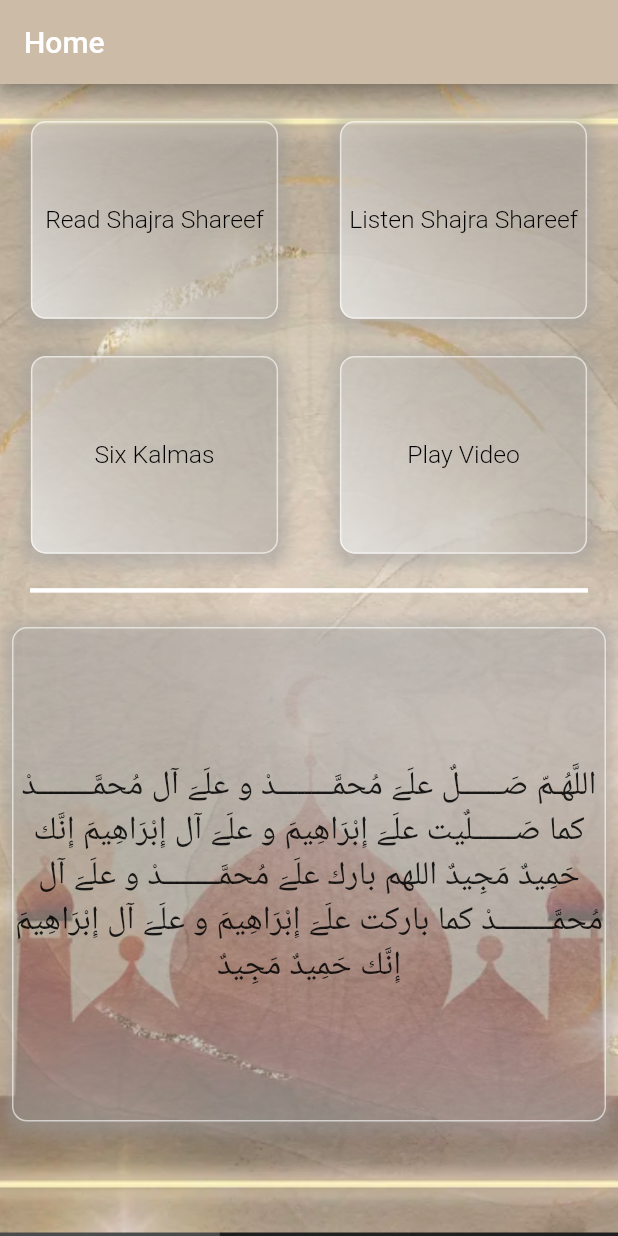
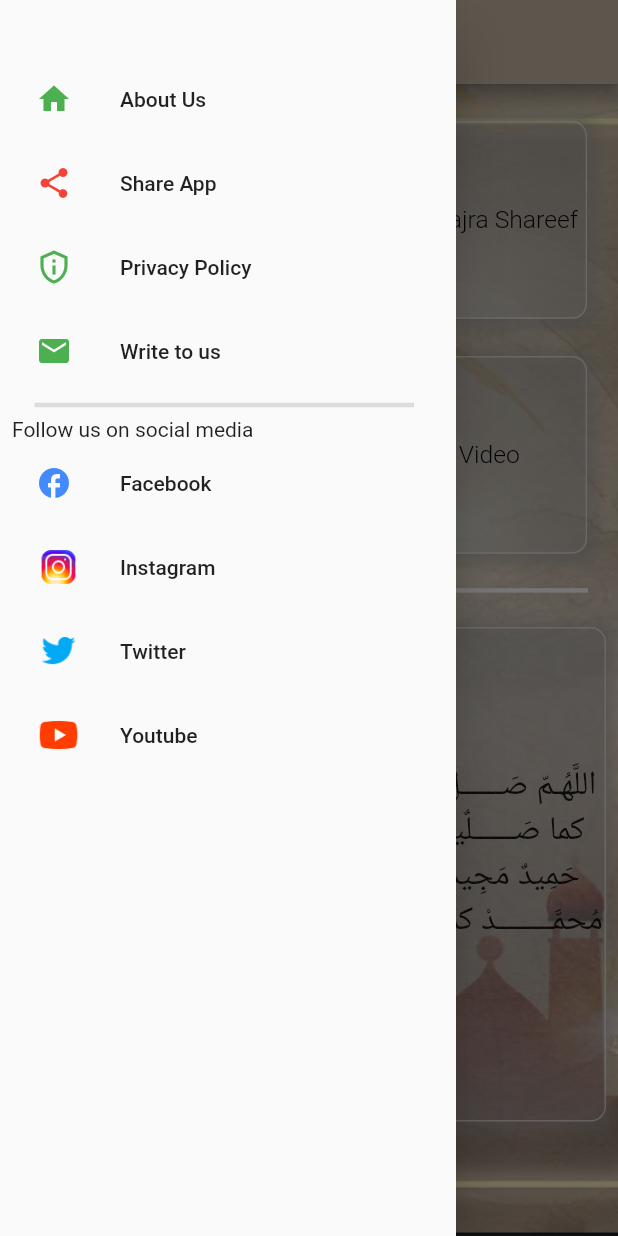
Before and after one commit to Raxa93/shajra_sharif, a Flutter app: the screen it shows after launch, with the side drawer open (before the commit the screen has no drawer), on a phone screen of 412 x 824 dp. Run offline on Flutter 3.47's test engine with Material 2 defaults, Android fonts, the phone set to English and light mode, and no system bars; our stand-ins replace audioplayers, carousel_slider, chewie, video_player.

Commit message:
Drawer added

```diff
--- /dev/null
+++ b/lib/custom_widgets/nav_drawer.dart
@@ -0,0 +1,124 @@
+
+
+
+
+import 'package:flutter/cupertino.dart';
+import 'package:flutter/material.dart';
+import 'package:shajra_shareef/screen/about_us.dart';
+import 'package:url_launcher/url_launcher.dart';
+
+class CustomNavBar extends StatelessWidget {
+  final String subject = 'Shajra Shareef';
+   const CustomNavBar({Key? key}) : super(key: key);
+
+  @override
+  Widget build(BuildContext context) {
+    return Drawer(
+      child: Padding(
+        padding: const EdgeInsets.all(8.0),
+        child: ListView(
+          padding: EdgeInsets.zero,
+
+          children: <Widget>[
+          const SizedBox(height: 30,),
+            ListTile(
+              leading: const Icon(Icons.home,color: Colors.green),
+              title: const Text('About Us'),
+              onTap: () {
+                Navigator.push(
+                    context,
+                    CupertinoPageRoute(
+                        builder: (BuildContext context) => const AboutUs()));
+              },
+            ),
+            ListTile(
+              leading: const Icon(Icons.share,color: Colors.red),
+              title: const Text('Share App'),
+              onTap: () {
+                // Navigate to settings screen
+              },
+            ),
+            ListTile(
+              leading: const Icon(Icons.privacy_tip_outlined,color: Colors.green),
+              title: const Text('Privacy Policy'),
+              onTap: () {
+                _launchUrl('https://www.freeprivacypolicy.com/live/8998500b-c827-443f-bc1d-0d7ae85a3c60');
+              },
+            ),
+            ListTile(
+              leading: const Icon(Icons.mail,color: Colors.green),
+              title: const Text('Write to us'),
+              onTap: () {
+                _sendEmail();
+              },
+            ),
+            const Divider(thickness: 3.0,indent: 15,endIndent: 20,),
+            const Text('Follow us on social media'),
+            ListTile(
+              leading: const Icon(Icons.facebook,color: Colors.blueAccent,),
+              title: const Text('Facebook'),
+              onTap: () {
+                _launchUrl('https://www.freeprivacypolicy.com/live/8998500b-c827-443f-bc1d-0d7ae85a3c60');
+              },
+            ),
+            ListTile(
+              leading:  const Image(
+                image: AssetImage('assets/icons8-instagram-48.png',),
+                height: 30,
+                width: 30,
+              ),
+              title: const Text('Instagram'),
+              onTap: () {
+                _launchUrl('https://www.freeprivacypolicy.com/live/8998500b-c827-443f-bc1d-0d7ae85a3c60');
+              },
+            ),
+            ListTile(
+              leading:  const Image(
+                image: AssetImage('assets/icons8-twitter-48.png'),
+                height: 30,
+                width: 30,
+              ),
+              title: const Text('Twitter'),
+              onTap: () {
+                _launchUrl('https://www.freeprivacypolicy.com/live/8998500b-c827-443f-bc1d-0d7ae85a3c60');
+              },
+            ),
+            ListTile(
+              leading:  const Image(
+                image: AssetImage('assets/icons8-youtube-48.png'),
+                height: 30,
+                width: 30,
+              ),
+              title: const Text('Youtube'),
+              onTap: () {
+                _launchUrl('https://www.freeprivacypolicy.com/live/8998500b-c827-443f-bc1d-0d7ae85a3c60');
+              },
+            ),
+          ],
+        ),
+      ),
+    );
+  }
+
+  Future<void> _launchUrl(url) async {
+    final Uri uri = Uri.parse(url);
+    if (!await launchUrl(uri)) {
+      throw Exception('Could not launch $uri');
+    }
+  }
+
+
+  Future<void> _sendEmail() async {
+    final Uri params = Uri(
+      scheme: 'mailto',
+      path: 'cnvinfo90@gmail.com',
+      query: 'subject=$subject&body=''',
+    );
+
+    try {
+      await launch(params.toString());
+    } catch (e) {
+      print(e.toString());
+    }
+  }
+}
--- a/lib/screen/home_screen.dart
+++ b/lib/screen/home_screen.dart
@@ -9,6 +9,7 @@ import 'package:shajra_shareef/screen/siz_kalmas_screen.dart';
 import 'package:shajra_shareef/screen/video_player_screen.dart';
 import 'package:shajra_shareef/styles/app_styles.dart';
 
+import '../custom_widgets/nav_drawer.dart';
 import 'audio_player.dart';
 
 class HomeScreen extends StatelessWidget {
@@ -24,6 +25,7 @@ class HomeScreen extends StatelessWidget {
       },
       child: SafeArea(
           child: Scaffold(
+            drawer:  CustomNavBar(),
         appBar: AppBar(
           title: const Text('Home'),
         ),
--- a/pubspec.yaml
+++ b/pubspec.yaml
@@ -40,6 +40,7 @@ dependencies:
   audioplayers: 0.20.1
   chewie: 1.4.0
   video_player: 2.5.1
+  url_launcher: ^6.0.3
 
 dev_dependencies:
   flutter_test:
```
Also changed, not shown: lib/screen/about_us.dart (added, +32 -0 lines), assets/icons8-instagram-48.png (added), assets/icons8-twitter-48.png (added), assets/icons8-youtube-48.png (added), pubspec.lock, 5 other files.
